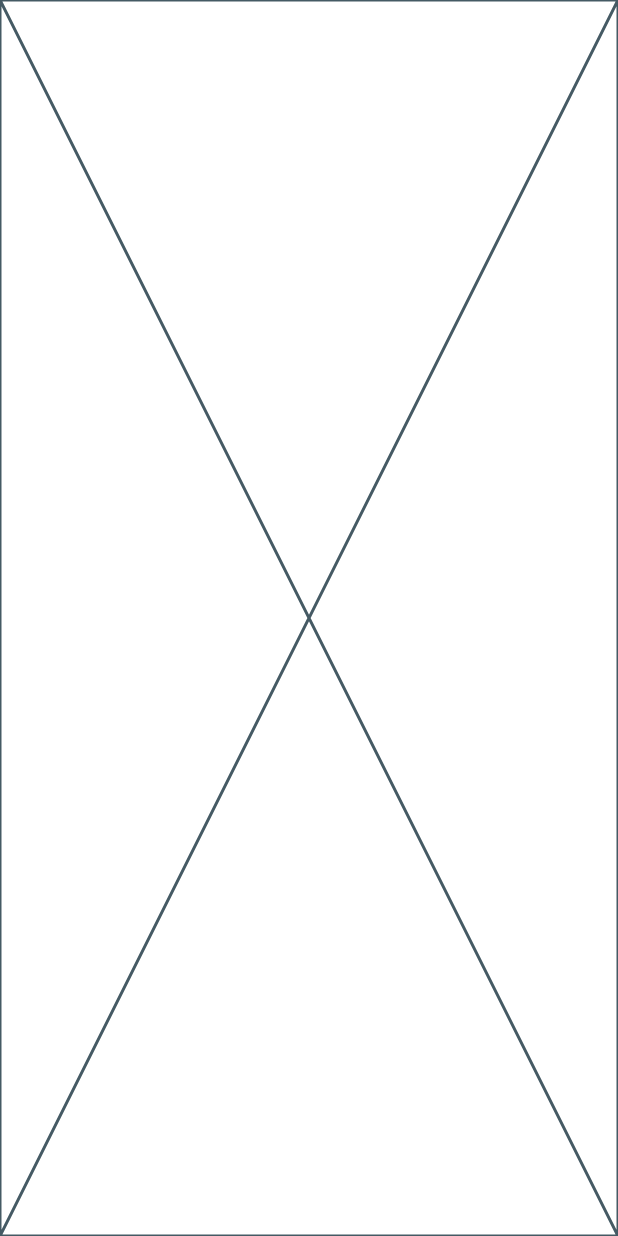
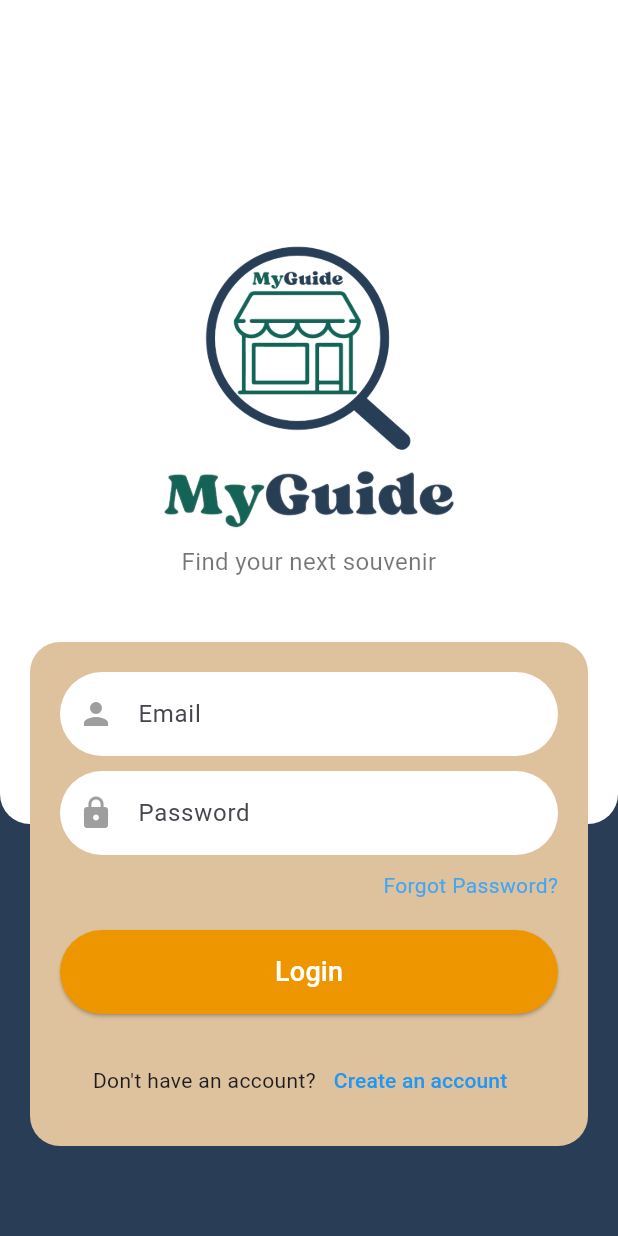
Before and after one commit to postrenan/MyGuide-Mobile, a Flutter app: the screen it shows after launch, on a phone screen of 412 x 824 dp. Run offline on Flutter 3.47's test engine with Material 3 defaults, Android fonts, the phone set to English and light mode, and no system bars.

Commit message:
Login Visual
Icon App
Splashscreen
Visual Login (not functional)

```diff
--- a/myguide_app/lib/main.dart
+++ b/myguide_app/lib/main.dart
@@ -1,13 +1,20 @@
 import 'package:flutter/material.dart';
+import 'screen_login.dart';
 
 void main() {
-	runApp(const MyApp());
+  runApp(MyApp());
 }
+
 class MyApp extends StatelessWidget {
-	const MyApp({super.key});
-
-	@override
-	Widget build(BuildContext context) {
-		return const Placeholder();
-	}
+  @override
+  Widget build(BuildContext context) {
+    return MaterialApp(
+      title: 'MyGuide',
+      theme: ThemeData(
+        primarySwatch: Colors.blue,
+      ),
+      home:
+          LoginScreen(), // Cargará directamente la pantalla de inicio de sesión
+    );
+  }
 }
--- /dev/null
+++ b/myguide_app/lib/screen_login.dart
@@ -0,0 +1,147 @@
+import 'package:flutter/material.dart';
+
+class LoginScreen extends StatelessWidget {
+  @override
+  Widget build(BuildContext context) {
+    return Scaffold(
+      body: Stack(
+        children: [
+          // Fondo azul
+          Container(
+            color: Color(0xFF293E56),
+          ),
+          // Fondo blanco con bordes redondeados en la parte inferior
+          Positioned(
+            top: 0,
+            left: 0,
+            right: 0,
+            child: Container(
+              height: MediaQuery.of(context).size.height * 2 / 3,
+              decoration: BoxDecoration(
+                color: Colors.white,
+                borderRadius:
+                    BorderRadius.vertical(bottom: Radius.circular(20)),
+              ),
+              child: Column(
+                mainAxisAlignment: MainAxisAlignment.center,
+                children: [
+                  // Logo cuadrado
+                  Image.asset(
+                    'assets/images/logo_square.png',
+                    height: 140,
+                    width: 140,
+                  ),
+                  SizedBox(height: 10),
+                  // Logo del nombre de la aplicación
+                  Image.asset(
+                    'assets/images/logo_name.png',
+                    height: 40,
+                  ),
+                  SizedBox(height: 10),
+                  // Texto del slogan
+                  Text(
+                    'Find your next souvenir',
+                    style: TextStyle(fontSize: 16, color: Colors.black54),
+                    textAlign: TextAlign.center,
+                  ),
+                ],
+              ),
+            ),
+          ),
+          // Cuadrado anaranjado encima del cambio de fondo
+          Align(
+            alignment: Alignment.bottomCenter,
+            child: Container(
+              margin: EdgeInsets.only(bottom: 60, right: 20, left: 20),
+              padding: EdgeInsets.symmetric(horizontal: 20, vertical: 20),
+              decoration: BoxDecoration(
+                color: Color(0xFFDEC29D),
+                borderRadius: BorderRadius.circular(20),
+              ),
+              child: Column(
+                mainAxisSize: MainAxisSize.min,
+                children: [
+                  // Barra de Email con icono de usuario
+                  TextField(
+                    decoration: InputDecoration(
+                      filled: true,
+                      fillColor: Colors.white,
+                      hintText: 'Email',
+                      prefixIcon: Icon(Icons.person, color: Colors.grey),
+                      border: OutlineInputBorder(
+                        borderRadius: BorderRadius.circular(30),
+                        borderSide: BorderSide.none,
+                      ),
+                    ),
+                  ),
+                  SizedBox(height: 10),
+                  // Barra de Password con icono de candado
+                  TextField(
+                    obscureText: true,
+                    decoration: InputDecoration(
+                      filled: true,
+                      fillColor: Colors.white,
+                      hintText: 'Password',
+                      prefixIcon: Icon(Icons.lock, color: Colors.grey),
+                      border: OutlineInputBorder(
+                        borderRadius: BorderRadius.circular(30),
+                        borderSide: BorderSide.none,
+                      ),
+                    ),
+                  ),
+                  SizedBox(height: 10),
+                  // Texto de "Forgot Password?"
+                  Align(
+                    alignment: Alignment.centerRight,
+                    child: Text(
+                      'Forgot Password?',
+                      style: TextStyle(color: Color(0xFF42A5F5)),
+                    ),
+                  ),
+                  SizedBox(height: 20),
+                  // Botón de Login con texto blanco y mayor tamaño
+                  SizedBox(
+                    width: double.infinity,
+                    child: ElevatedButton(
+                      onPressed: () {
+                        // Acción del botón
+                      },
+                      child: Text(
+                        'Login',
+                        style: TextStyle(fontSize: 18, color: Colors.white),
+                      ),
+                      style: ElevatedButton.styleFrom(
+                        backgroundColor: Color(0xFFEE9600),
+                        padding: EdgeInsets.symmetric(vertical: 15),
+                        shape: RoundedRectangleBorder(
+                          borderRadius: BorderRadius.circular(30),
+                        ),
+                      ),
+                    ),
+                  ),
+                  SizedBox(height: 20),
+                  // Texto "Don't have an account?"
+                  Row(
+                    mainAxisAlignment: MainAxisAlignment.center,
+                    children: [
+                      Text("Don't have an account?"),
+                      TextButton(
+                        onPressed: () {
+                          // Acción para crear cuenta
+                        },
+                        child: Text(
+                          'Create an account',
+                          style: TextStyle(color: Colors.blue),
+                        ),
+                      ),
+                    ],
+                  ),
+                ],
+              ),
+            ),
+          ),
+        ],
+      ),
+    );
+  }
+}
```
Also changed, not shown: myguide_app/pubspec.yaml (+11 -3 lines), myguide_app/assets/icon/app_icon.png (added), myguide_app/assets/images/logo_name.png (added), myguide_app/assets/images/logo_square.png (added), myguide_app/assets/images/logopng.png (added), myguide_app/assets/logopng.png (added), myguide_app/pubspec.lock, 28 other files.
